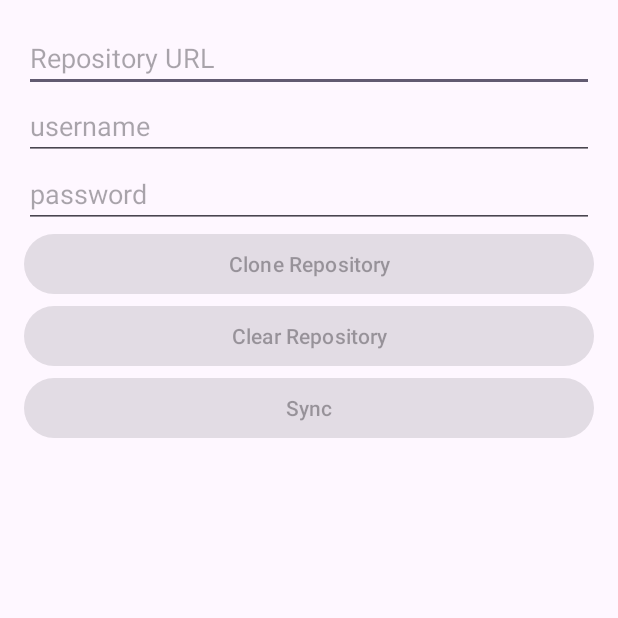
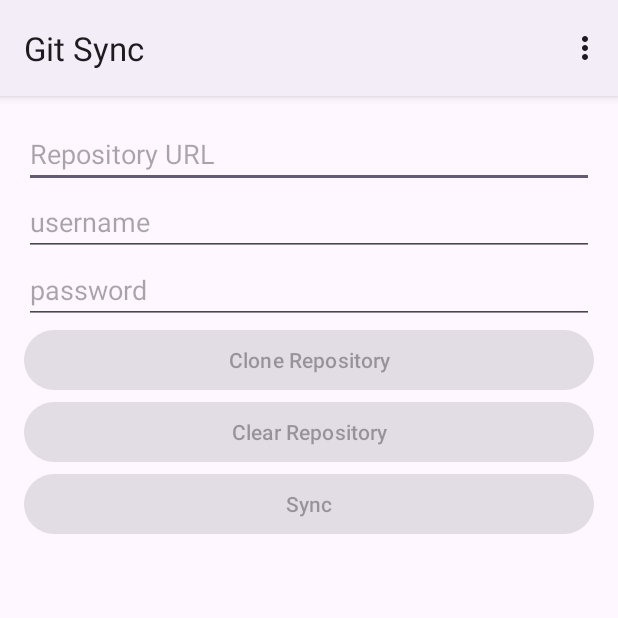
Before and after one commit to maxistar/gitsy, an Android app: the screen it shows after launch (MainActivity), after a tap on "Clone Repository", on a phone screen of 412 x 824 dp, the top half of it. Run offline under Robolectric (Android 15) with nearby library versions, the phone set to English and light mode, and no system bars; libraries missing offline, so code that uses them is left out: org.eclipse.jgit.

Commit message:
add menu

```diff
--- a/app/src/main/java/me/maxistar/gitsync/MainActivity.java
+++ b/app/src/main/java/me/maxistar/gitsync/MainActivity.java
@@ -1,6 +1,8 @@
 package me.maxistar.gitsync;
 
+import androidx.annotation.NonNull;
 import androidx.appcompat.app.AppCompatActivity;
+import androidx.appcompat.view.menu.MenuBuilder;
 
 import android.annotation.SuppressLint;
 import android.content.Intent;
@@ -10,7 +12,8 @@ import android.os.AsyncTask;
 import android.os.Build;
 import android.os.Bundle;
 import android.util.Log;
-import android.view.View;
+import android.view.Menu;
+import android.view.MenuItem;
 import android.widget.Button;
 import android.widget.EditText;
 import android.widget.Toast;
@@ -32,7 +35,7 @@ public class MainActivity extends AppCompatActivity {
 
     boolean isSynchronizing = false;
 
-    boolean isClonning = false;
+    boolean isCloning = false;
 
     String gitRemoteAddress;
 
@@ -87,27 +90,14 @@ public class MainActivity extends AppCompatActivity {
         clearButton = this.findViewById(R.id.clearButton);
         clearButton.setOnClickListener(
                 v -> {
-                    File tempDir = new File(getCacheDir(), FOLDER_NAME);
-                    fileStorageService.deleteDirectoryRecursivelyAndSaveRegistry(MainActivity.this, tempDir);
-                    resetFolderUri();
-                    updateUiState();
+                    clearRepository();
                 }
         );
 
         cloneButton = this.findViewById(R.id.cloneButton);
         cloneButton.setOnClickListener(
                 v -> {
-                    isClonning = true;
-                    storeStringValue(GIT_REMOTE_ADDRESS, String.valueOf(repoUrlEditor.getText()));
-                    gitRemoteAddress = String.valueOf(repoUrlEditor.getText());
-
-                    storeStringValue(GIT_REMOTE_USER, String.valueOf(userNameEditor.getText()));
-                    gitRemoteUser = String.valueOf(userNameEditor.getText());
-
-                    storeStringValue(GIT_REMOTE_PASSWORD, String.valueOf(passwordEditor.getText()));
-                    gitRemotePassword = String.valueOf(passwordEditor.getText());
-                    updateUiState();
-                    openFolderPicker(REQUEST_CODE_OPEN_DIRECTORY);
+                    cloneRepository();
                 }
         );
 
@@ -122,14 +112,77 @@ public class MainActivity extends AppCompatActivity {
         syncButton = this.findViewById(R.id.syncButton);
         syncButton.setOnClickListener(
                 v -> {
-                    isSynchronizing = true;
-                    updateUiState();
-                    new SyncRepoTask().execute();
+                    syncRepository();
                 }
         );
 
         updateUiState();
 
+    }
+
+    void syncRepository() {
+        isSynchronizing = true;
+        updateUiState();
+        new SyncRepoTask().execute();
+    }
+
+    void clearRepository() {
+        File tempDir = new File(getCacheDir(), FOLDER_NAME);
+        fileStorageService.deleteDirectoryRecursivelyAndSaveRegistry(MainActivity.this, tempDir);
+        resetFolderUri();
+        updateUiState();
+    }
+
+    void cloneRepository() {
+        isCloning = true;
+        storeStringValue(GIT_REMOTE_ADDRESS, String.valueOf(repoUrlEditor.getText()));
+        gitRemoteAddress = String.valueOf(repoUrlEditor.getText());
+
+        storeStringValue(GIT_REMOTE_USER, String.valueOf(userNameEditor.getText()));
+        gitRemoteUser = String.valueOf(userNameEditor.getText());
+
+        storeStringValue(GIT_REMOTE_PASSWORD, String.valueOf(passwordEditor.getText()));
+        gitRemotePassword = String.valueOf(passwordEditor.getText());
+        updateUiState();
+        openFolderPicker(REQUEST_CODE_OPEN_DIRECTORY);
+    }
+
+    void showBoutBox() {
+        //
+    }
+
+    @SuppressLint("RestrictedApi")
+    @Override
+    public boolean onCreateOptionsMenu(Menu menu) {
+        getMenuInflater().inflate(R.menu.main_menu, menu);
+
+        if(menu instanceof MenuBuilder){
+            MenuBuilder m = (MenuBuilder) menu;
+            m.setOptionalIconsVisible(true);
+        }
+
+        return true;
+    }
+
+    @Override
+    public boolean onPrepareOptionsMenu(Menu menu) {
+
+        return true;
+    }
+
+    @Override
+    public boolean onOptionsItemSelected(@NonNull MenuItem item) {
+        int itemId = item.getItemId();
+        if (itemId == R.id.menu_clone_repo) {
+            cloneRepository();
+        } else if (itemId == R.id.menu_sync) {
+            syncRepository();
+        } else if (itemId == R.id.menu_about) {
+            showBoutBox();
+        } else if (itemId == R.id.menu_reset_repo) {
+            clearRepository();
+        }
+        return super.onOptionsItemSelected(item);
     }
 
     private void updateUiState() {
@@ -139,8 +192,8 @@ public class MainActivity extends AppCompatActivity {
         userNameEditor.setEnabled(repoNotInitialized);
         passwordEditor.setEnabled(repoNotInitialized);
 
-        cloneButton.setEnabled(repoNotInitialized && !isClonning);
-        clearButton.setEnabled(!repoNotInitialized && !isClonning);
+        cloneButton.setEnabled(repoNotInitialized && !isCloning);
+        clearButton.setEnabled(!repoNotInitialized && !isCloning);
         syncButton.setEnabled(!repoNotInitialized && !isSynchronizing);
     }
 
@@ -182,7 +235,7 @@ public class MainActivity extends AppCompatActivity {
             persistUriPermissions(data);
             Log.d(TAG, "Selected Folder URI: " + folderUri.toString());
         } else if (resultCode == RESULT_CANCELED) {
-            isClonning = false;
+            isCloning = false;
             updateUiState();
         }
     }
@@ -260,7 +313,7 @@ public class MainActivity extends AppCompatActivity {
         @Override
         protected void onPostExecute(String result) {
             Toast.makeText(MainActivity.this, result, Toast.LENGTH_LONG).show();
-            isClonning = false;
+            isCloning = false;
             updateUiState();
         }
     }
--- /dev/null
+++ b/app/src/main/res/drawable-anydpi/ic_file.xml
@@ -0,0 +1,8 @@
+
+<vector xmlns:android="http://schemas.android.com/apk/res/android"
+    android:height="24dp"
+    android:width="24dp"
+    android:viewportWidth="24"
+    android:viewportHeight="24">
+    <path android:fillColor="#454545" android:pathData="M13,9V3.5L18.5,9M6,2C4.89,2 4,2.89 4,4V20A2,2 0 0,0 6,22H18A2,2 0 0,0 20,20V8L14,2H6Z" />
+</vector>
--- /dev/null
+++ b/app/src/main/res/drawable-anydpi/ic_save.xml
@@ -0,0 +1,9 @@
+
+
+<vector xmlns:android="http://schemas.android.com/apk/res/android"
+    android:height="24dp"
+    android:width="24dp"
+    android:viewportWidth="24"
+    android:viewportHeight="24">
+    <path android:fillColor="#454545" android:pathData="m 4.5768205,2.6719982 c -0.9497481,0 -1.7146241,0.7643594 -1.7146241,1.7141073 V 19.389841 c 0,0.88571 0.6655189,1.610073 1.5254883,1.703772 h 2.8726929 v -5.510258 h 9.9053384 v 5.510258 h 2.873726 c 0.85997,-0.0937 1.524972,-0.818062 1.524972,-1.703772 V 4.3861055 c 0,-0.9497479 -0.764359,-1.7141073 -1.714107,-1.7141073 z M 6.270257,5.8361461 H 18.155836 V 10.962965 H 6.270257 Z M 8.6070652,16.920741 v 4.183724 h 7.2119628 v -4.183724 z" />
+</vector>
--- /dev/null
+++ b/app/src/main/res/drawable-anydpi/ic_save_as.xml
@@ -0,0 +1,8 @@
+
+<vector xmlns:android="http://schemas.android.com/apk/res/android"
+    android:height="24dp"
+    android:width="24dp"
+    android:viewportWidth="24"
+    android:viewportHeight="24">
+    <path android:fillColor="#454545" android:pathData="m 7.8015275,2.6062308 c -0.761055,0 -1.373971,0.6104446 -1.373971,1.3689443 V 15.957673 c 0,0.707358 0.533298,1.285858 1.222413,1.360692 h 2.30196 v -4.400682 h 7.9373935 v 4.400682 h 2.302788 c 0.689115,-0.07483 1.221997,-0.653334 1.221997,-1.360692 V 3.9751751 c 0,-0.7584997 -0.612502,-1.3689443 -1.373555,-1.3689443 z m 1.356992,2.5269979 H 18.682731 V 9.2276814 H 9.1585195 Z m -4.904552,1.0804622 c -0.761057,0 -1.3739706,0.6108558 -1.3739709,1.3693585 V 19.702563 c 0,0.758502 0.6129139,1.368948 1.3739709,1.368948 H 16.770021 c 0.761056,0 1.37397,-0.610446 1.37397,-1.368948 V 18.789659 H 6.3397685 c -0.761057,0 -1.373556,-0.610443 -1.373556,-1.368944 V 6.2136909 Z m 6.7770945,7.7720731 v 3.341266 h 5.779127 v -3.341266 z" />
+</vector>
--- /dev/null
+++ b/app/src/main/res/drawable-anydpi/ic_settings.xml
@@ -0,0 +1,9 @@
+
+
+<vector xmlns:android="http://schemas.android.com/apk/res/android"
+    android:height="24dp"
+    android:width="24dp"
+    android:viewportWidth="24"
+    android:viewportHeight="24">
+    <path android:fillColor="#454545" android:pathData="M12,15.5A3.5,3.5 0 0,1 8.5,12A3.5,3.5 0 0,1 12,8.5A3.5,3.5 0 0,1 15.5,12A3.5,3.5 0 0,1 12,15.5M19.43,12.97C19.47,12.65 19.5,12.33 19.5,12C19.5,11.67 19.47,11.34 19.43,11L21.54,9.37C21.73,9.22 21.78,8.95 21.66,8.73L19.66,5.27C19.54,5.05 19.27,4.96 19.05,5.05L16.56,6.05C16.04,5.66 15.5,5.32 14.87,5.07L14.5,2.42C14.46,2.18 14.25,2 14,2H10C9.75,2 9.54,2.18 9.5,2.42L9.13,5.07C8.5,5.32 7.96,5.66 7.44,6.05L4.95,5.05C4.73,4.96 4.46,5.05 4.34,5.27L2.34,8.73C2.21,8.95 2.27,9.22 2.46,9.37L4.57,11C4.53,11.34 4.5,11.67 4.5,12C4.5,12.33 4.53,12.65 4.57,12.97L2.46,14.63C2.27,14.78 2.21,15.05 2.34,15.27L4.34,18.73C4.46,18.95 4.73,19.03 4.95,18.95L7.44,17.94C7.96,18.34 8.5,18.68 9.13,18.93L9.5,21.58C9.54,21.82 9.75,22 10,22H14C14.25,22 14.46,21.82 14.5,21.58L14.87,18.93C15.5,18.67 16.04,18.34 16.56,17.94L19.05,18.95C19.27,19.03 19.54,18.95 19.66,18.73L21.66,15.27C21.78,15.05 21.73,14.78 21.54,14.63L19.43,12.97Z" />
+</vector>
--- /dev/null
+++ b/app/src/main/res/menu/main_menu.xml
@@ -0,0 +1,24 @@
+<?xml version="1.0" encoding="utf-8"?>
+<menu xmlns:app="http://schemas.android.com/apk/res-auto"
+    xmlns:android="http://schemas.android.com/apk/res/android">
+    <item
+        android:id="@+id/menu_sync"
+        android:title="@string/SyncRepo"
+        android:icon="@drawable/ic_save"
+        app:iconTint="@color/colorIcon" />
+    <item
+        android:id="@+id/menu_reset_repo"
+        android:title="@string/ResetRepo"
+        android:icon="@drawable/ic_file"
+        app:iconTint="@color/colorIcon" />
+    <item
+        android:id="@+id/menu_clone_repo"
+        android:title="@string/CloneRepo"
+        android:icon="@drawable/ic_save_as"
+        app:iconTint="@color/colorIcon" />
+    <item
+        android:id="@+id/menu_about"
+        android:title="@string/About"
+        android:icon="@drawable/ic_settings"
+        app:iconTint="@color/colorIcon" />
+</menu>
--- a/app/src/main/res/values/colors.xml
+++ b/app/src/main/res/values/colors.xml
@@ -2,4 +2,5 @@
 <resources>
     <color name="black">#FF000000</color>
     <color name="white">#FFFFFFFF</color>
+    <color name="colorIcon">#7F7F7F</color>
 </resources>
--- a/app/src/main/res/values/strings.xml
+++ b/app/src/main/res/values/strings.xml
@@ -1,3 +1,7 @@
 <resources>
     <string name="app_name">Git Sync</string>
+    <string name="About">About</string>
+    <string name="CloneRepo">Clone Repo</string>
+    <string name="ResetRepo">Reset Repo</string>
+    <string name="SyncRepo">Synchronize Repo</string>
 </resources>
--- a/app/src/main/res/values/themes.xml
+++ b/app/src/main/res/values/themes.xml
@@ -1,6 +1,6 @@
 <resources xmlns:tools="http://schemas.android.com/tools">
     <!-- Base application theme. -->
-    <style name="Base.Theme.GitSync" parent="Theme.Material3.DayNight.NoActionBar">
+    <style name="Base.Theme.GitSync" parent="Theme.Material3.DayNight">
         <!-- Customize your light theme here. -->
         <!-- <item name="colorPrimary">@color/my_light_primary</item> -->
     </style>
```
